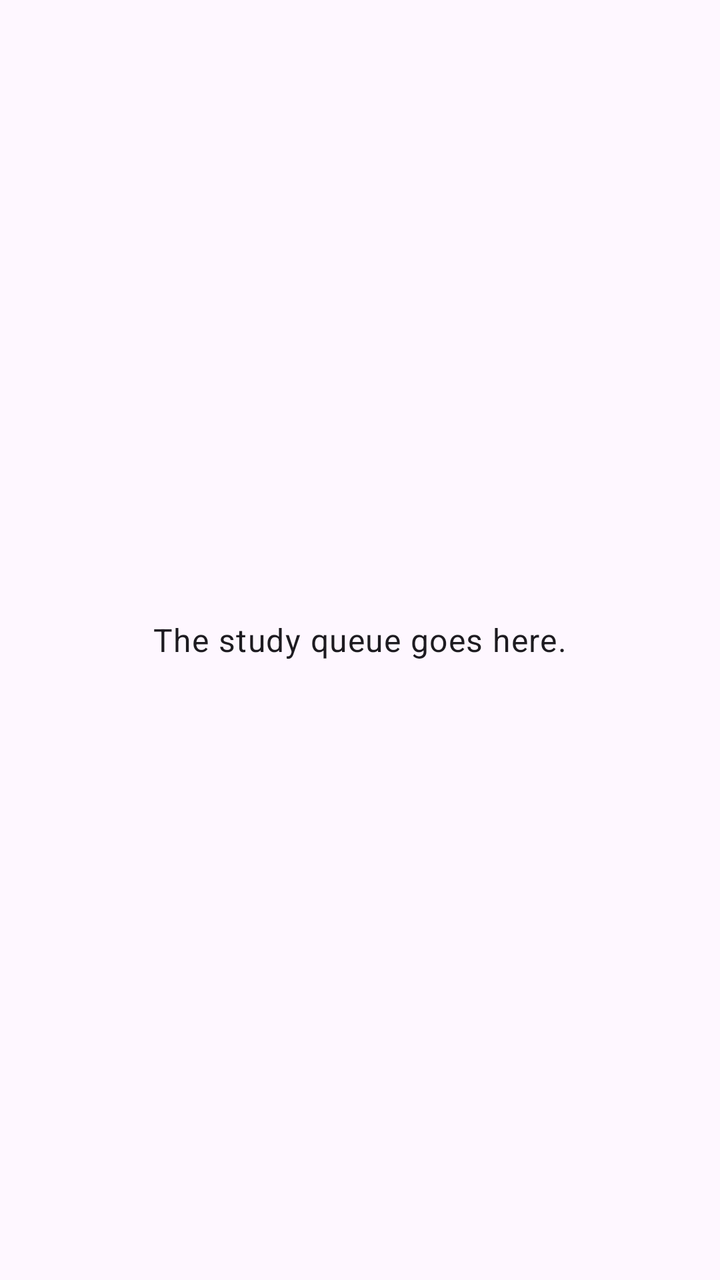
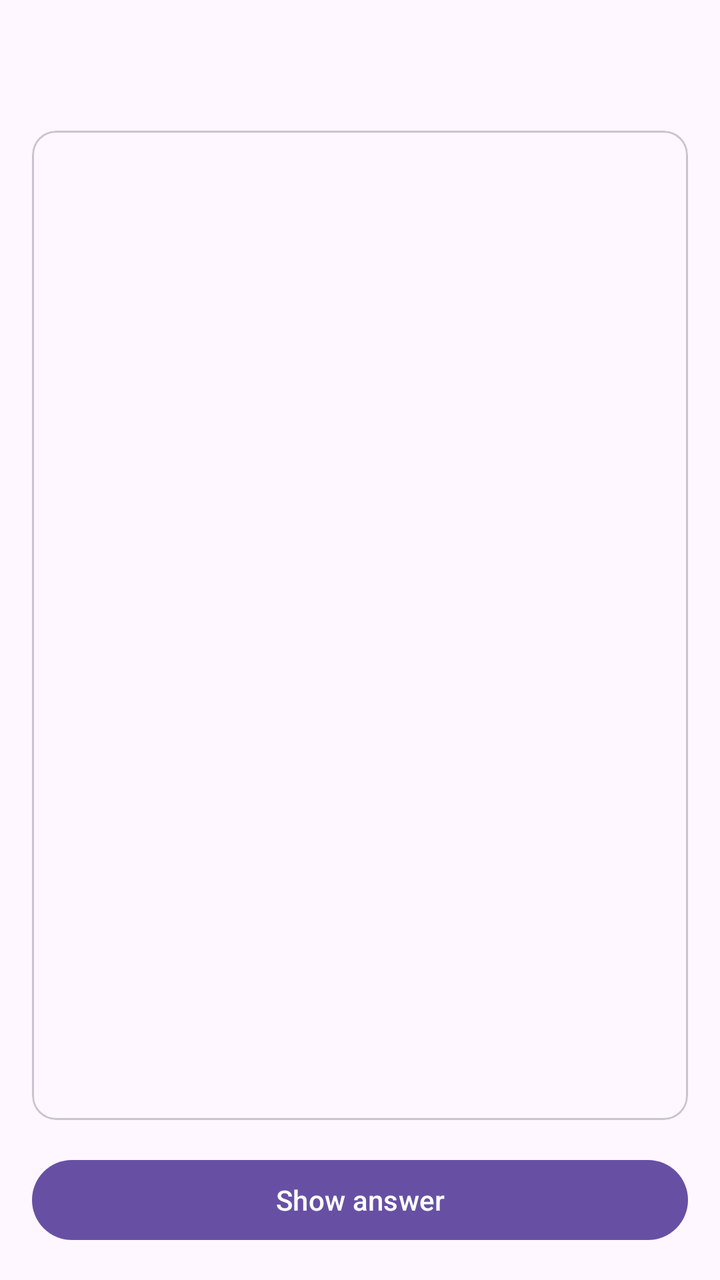

An Android layout rendered at two revisions. The XML below is the earlier revision; the diff shows what the commit changed to produce the second picture.
<!-- AndroidManifest.xml: application theme Theme.Flashcards -->
<!-- res/layout/fragment_study.xml -->
<?xml version="1.0" encoding="utf-8"?>
<FrameLayout xmlns:android="http://schemas.android.com/apk/res/android"
    android:layout_width="match_parent"
    android:layout_height="match_parent"
    android:padding="16dp">

    <TextView
        android:layout_width="wrap_content"
        android:layout_height="wrap_content"
        android:layout_gravity="center"
        android:text="@string/placeholder_study"
        android:textAppearance="?attr/textAppearanceBodyLarge" />

</FrameLayout>
<!-- resources referenced by this layout -->
<resources>
  <string name="placeholder_study">The study queue goes here.</string>
  <style name="Theme.Flashcards" parent="Theme.Material3.DayNight.NoActionBar" />
</resources>

<!-- the commit's change to res/layout/fragment_study.xml (unified diff, before → after) -->
@@ -1,14 +1,153 @@
 <?xml version="1.0" encoding="utf-8"?>
-<FrameLayout xmlns:android="http://schemas.android.com/apk/res/android"
+<LinearLayout xmlns:android="http://schemas.android.com/apk/res/android"
+    xmlns:app="http://schemas.android.com/apk/res-auto"
     android:layout_width="match_parent"
     android:layout_height="match_parent"
+    android:orientation="vertical"
     android:padding="16dp">
 
     <TextView
-        android:layout_width="wrap_content"
+        android:id="@+id/study_due_count"
+        android:layout_width="match_parent"
         android:layout_height="wrap_content"
-        android:layout_gravity="center"
-        android:text="@string/placeholder_study"
-        android:textAppearance="?attr/textAppearanceBodyLarge" />
+        android:textAppearance="?attr/textAppearanceLabelLarge"
+        android:textColor="?attr/colorPrimary" />
 
-</FrameLayout>
+    <TextView
+        android:id="@+id/study_topic"
+        android:layout_width="match_parent"
+        android:layout_height="wrap_content"
+        android:layout_marginTop="2dp"
+        android:textAppearance="?attr/textAppearanceBodySmall" />
+
+    
+    <androidx.core.widget.NestedScrollView
+        android:layout_width="match_parent"
+        android:layout_height="0dp"
+        android:layout_marginTop="12dp"
+        android:layout_weight="1"
+        android:fillViewport="true">
+
+        <com.google.android.material.card.MaterialCardView
+            android:id="@+id/study_card"
+            android:layout_width="match_parent"
+            android:layout_height="wrap_content">
+
+            <LinearLayout
+                android:layout_width="match_parent"
+                android:layout_height="wrap_content"
+                android:orientation="vertical"
+                android:padding="20dp">
+
+                <TextView
+                    android:id="@+id/study_front"
+                    android:layout_width="match_parent"
+                    android:layout_height="wrap_content"
+                    android:textAppearance="?attr/textAppearanceHeadlineSmall" />
+
+                <View
+                    android:id="@+id/study_divider"
+                    android:layout_width="match_parent"
+                    android:layout_height="1dp"
+                    android:layout_marginTop="20dp"
+                    android:layout_marginBottom="20dp"
+                    android:background="?attr/colorOutlineVariant"
+                    android:visibility="gone" />
+
+                <TextView
+                    android:id="@+id/study_back"
+                    android:layout_width="match_parent"
+                    android:layout_height="wrap_content"
+                    android:textAppearance="?attr/textAppearanceBodyLarge"
+                    android:visibility="gone" />
+
+            </LinearLayout>
+
+        </com.google.android.material.card.MaterialCardView>
+
+    </androidx.core.widget.NestedScrollView>
+
+    
+    <TextView
+        android:id="@+id/study_empty"
+        android:layout_width="match_parent"
+        android:layout_height="0dp"
+        android:layout_weight="1"
+        android:gravity="center"
+        android:textAppearance="?attr/textAppearanceBodyLarge"
+        android:visibility="gone" />
+
+    <com.google.android.material.button.MaterialButton
+        android:id="@+id/study_show_answer"
+        android:layout_width="match_parent"
+        android:layout_height="wrap_content"
+        android:layout_marginTop="16dp"
+        android:text="@string/study_show_answer" />
+
+    
+    <LinearLayout
+        android:id="@+id/study_answers"
+        android:layout_width="match_parent"
+        android:layout_height="wrap_content"
+        android:layout_marginTop="16dp"
+        android:orientation="vertical"
+        android:visibility="gone">
+
+        <LinearLayout
+            android:layout_width="match_parent"
+            android:layout_height="wrap_content"
+            android:orientation="horizontal">
+
+            <com.google.android.material.button.MaterialButton
+                android:id="@+id/study_confidence_1"
+                style="@style/Widget.Material3.Button.OutlinedButton"
+                android:layout_width="0dp"
+                android:layout_height="wrap_content"
+                android:layout_marginEnd="8dp"
+                android:layout_weight="1"
+                android:text="@string/study_confidence_1" />
+
+            <com.google.android.material.button.MaterialButton
+                android:id="@+id/study_confidence_2"
+                style="@style/Widget.Material3.Button.OutlinedButton"
+                android:layout_width="0dp"
+                android:layout_height="wrap_content"
+                android:layout_weight="1"
+                android:text="@string/study_confidence_2" />
+
+        </LinearLayout>
+
+        <LinearLayout
+            android:layout_width="match_parent"
+            android:layout_height="wrap_content"
+            android:layout_marginTop="8dp"
+            android:orientation="horizontal">
+
+            <com.google.android.material.button.MaterialButton
+                android:id="@+id/study_confidence_3"
+                android:layout_width="0dp"
+                android:layout_height="wrap_content"
+                android:layout_marginEnd="8dp"
+                android:layout_weight="1"
+                android:text="@string/study_confidence_3" />
+
+            <com.google.android.material.button.MaterialButton
+                android:id="@+id/study_confidence_4"
+                android:layout_width="0dp"
+                android:layout_height="wrap_content"
+                android:layout_marginEnd="8dp"
+                android:layout_weight="1"
+                android:text="@string/study_confidence_4" />
+
+            <com.google.android.material.button.MaterialButton
+                android:id="@+id/study_confidence_5"
+                android:layout_width="0dp"
+                android:layout_height="wrap_content"
+                android:layout_weight="1"
+                android:text="@string/study_confidence_5" />
+
+        </LinearLayout>
+
+    </LinearLayout>
+
+</LinearLayout>
<!-- resource entries referenced after the edit -->
@@ -1,6 +1,11 @@
 <!-- resources referenced by this layout -->
 <resources>
-  <string name="placeholder_study">The study queue goes here.</string>
+  <string name="study_confidence_1">No idea</string>
+  <string name="study_confidence_2">Wrong</string>
+  <string name="study_confidence_3">Shaky</string>
+  <string name="study_confidence_4">Good</string>
+  <string name="study_confidence_5">Instant</string>
+  <string name="study_show_answer">Show answer</string>
   <style name="Theme.Flashcards" parent="Theme.Material3.DayNight.NoActionBar" />
 </resources>
 
